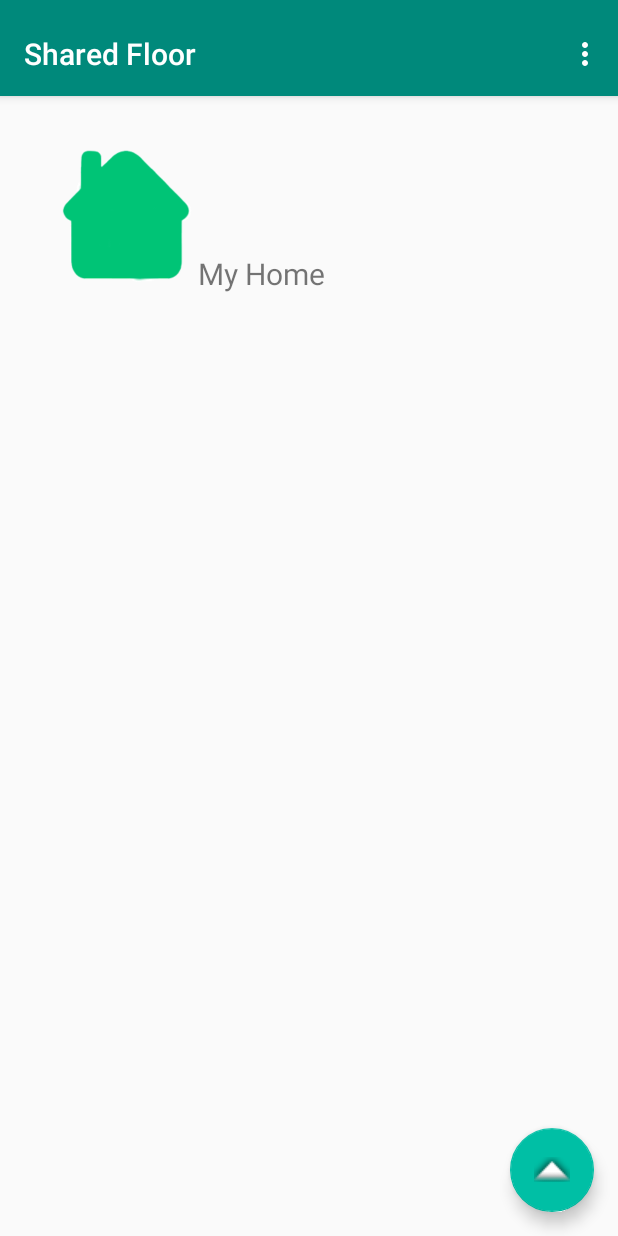
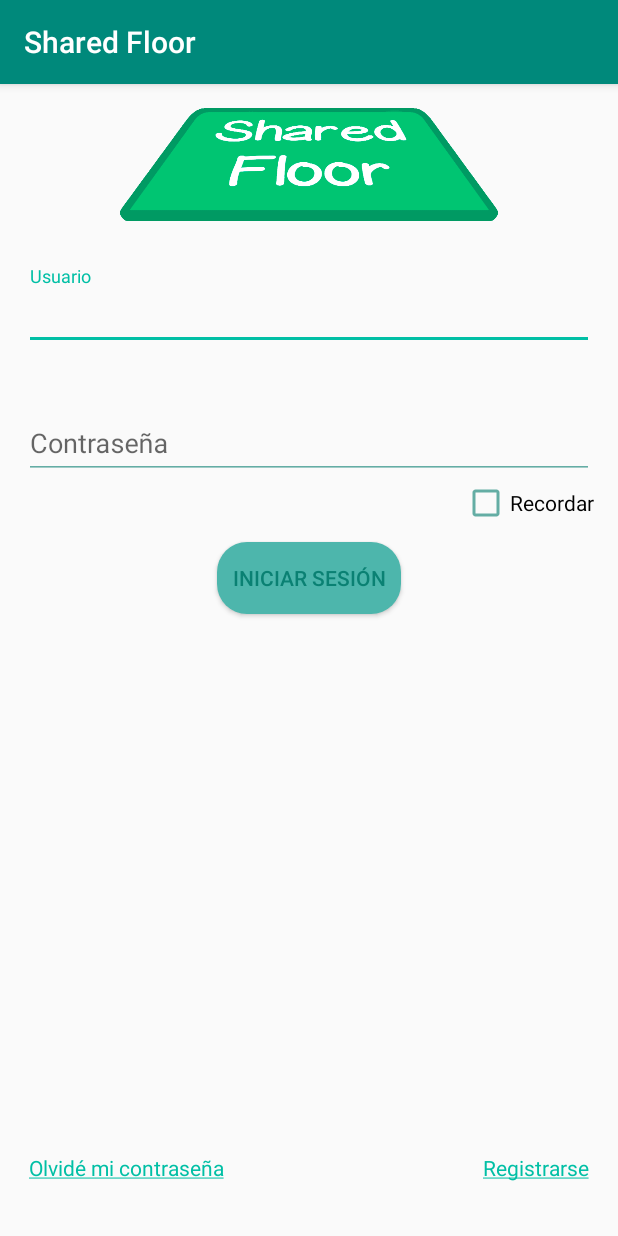
Before and after one commit to Hulk-lian/SharedFloor, an Android app: the screen it shows after launch (Selector_activity before the commit, Login_Activity after it), on a phone screen of 412 x 824 dp. Run offline under Robolectric (Android 15) with nearby library versions, the phone set to English and light mode, and no system bars.

Commit message:
parece que gradle no quiere que continue

```diff
--- a/app/src/main/AndroidManifest.xml
+++ b/app/src/main/AndroidManifest.xml
@@ -12,6 +12,7 @@
             android:name=".Selector_activity"
             android:label="@string/title_activity_selector"
             android:theme="@style/AppTheme.NoActionBar"></activity>
+
         <activity
             android:name=".SplashScreen.SplashScreen_activity"
             android:theme="@style/Theme.AppCompat.NoActionBar">
--- a/app/src/main/java/com/jtsw/sharedfloor/Selector_activity.java
+++ b/app/src/main/java/com/jtsw/sharedfloor/Selector_activity.java
@@ -106,7 +106,7 @@ public class Selector_activity extends AppCompatActivity {
                     rootView=inflater.inflate(R.layout.fragment_home_fragment,container,false);
                     break;
                 case 2:
-                    rootView=inflater.inflate(R.layout.fragment_gastos_fragment,container,false);
+                    rootView=inflater.inflate(R.layout.fragment_expenses_fragment,container,false);
                     break;
             }
             return rootView;
--- a/app/src/main/java/com/jtsw/sharedfloor/SplashScreen/SplashScreen_activity.java
+++ b/app/src/main/java/com/jtsw/sharedfloor/SplashScreen/SplashScreen_activity.java
@@ -10,6 +10,7 @@ import android.widget.ImageView;
 
 import com.jtsw.sharedfloor.R;
 import com.jtsw.sharedfloor.Selector_activity;
+import com.jtsw.sharedfloor.login.Login_Activity;
 
 public class SplashScreen_activity extends AppCompatActivity {
 
@@ -34,7 +35,7 @@ public class SplashScreen_activity extends AppCompatActivity {
 
             @Override
             public void run() {
-                startActivity(new Intent(SplashScreen_activity.this, Selector_activity.class));
+                startActivity(new Intent(SplashScreen_activity.this,Login_Activity.class));
                 finish();
             }
         },TIME);
--- a/app/src/main/java/com/jtsw/sharedfloor/login/Login_Activity.java
+++ b/app/src/main/java/com/jtsw/sharedfloor/login/Login_Activity.java
@@ -2,15 +2,30 @@ package com.jtsw.sharedfloor.login;
 
 import android.support.v7.app.AppCompatActivity;
 import android.os.Bundle;
+import android.text.method.LinkMovementMethod;
+import android.widget.TextView;
 
 import com.jtsw.sharedfloor.R;
 
 public class Login_Activity extends AppCompatActivity {
 
+    //components
+    private TextView txvRegister,txvForget;
+
+
     @Override
     protected void onCreate(Bundle savedInstanceState) {
         super.onCreate(savedInstanceState);
         setContentView(R.layout.activity_login_);
+        inicializeComponents();
+    }
 
+    private void inicializeComponents() {
+        txvRegister=(TextView)findViewById(R.id.loginTXVRegister);
+        txvForget=(TextView)findViewById(R.id.loginTXVForget);
+
+        //links
+        txvForget.setMovementMethod(LinkMovementMethod.getInstance());
+        txvRegister.setMovementMethod(LinkMovementMethod.getInstance());
     }
 }
--- /dev/null
+++ b/app/src/main/res/drawable/btn_enabled.xml
@@ -0,0 +1,6 @@
+<?xml version="1.0" encoding="utf-8"?>
+
+<shape xmlns:android="http://schemas.android.com/apk/res/android">
+    <solid android:color="@color/btnColor"/>
+    <corners android:radius="@dimen/radiusbtn"/>
+</shape>
--- /dev/null
+++ b/app/src/main/res/drawable/btn_focused.xml
@@ -0,0 +1,6 @@
+<?xml version="1.0" encoding="utf-8"?>
+
+<shape xmlns:android="http://schemas.android.com/apk/res/android">
+    <solid android:color="@color/btnPressColor"/>
+    <corners android:radius="@dimen/radiusbtn"/>
+</shape>
--- /dev/null
+++ b/app/src/main/res/drawable/btn_pressed.xml
@@ -0,0 +1,6 @@
+<?xml version="1.0" encoding="utf-8"?>
+
+<shape xmlns:android="http://schemas.android.com/apk/res/android">
+            <solid android:color="@color/btnPressColor"/>
+            <corners android:radius="@dimen/radiusbtn"/>
+</shape>
--- /dev/null
+++ b/app/src/main/res/drawable/btn_select.xml
@@ -0,0 +1,7 @@
+<?xml version="1.0" encoding="utf-8"?>
+<selector xmlns:android="http://schemas.android.com/apk/res/android">
+    <item android:state_enabled="true" android:drawable="@drawable/btn_enabled"/>
+    <item android:state_focused="true" android:drawable="@drawable/btn_focused"/>
+    <item android:state_pressed="true" android:drawable="@drawable/btn_pressed"/>
+
+</selector>
--- a/app/src/main/res/layout/activity_login_.xml
+++ b/app/src/main/res/layout/activity_login_.xml
@@ -17,34 +17,76 @@
         app:srcCompat="@drawable/imagen_carpet_logo"
         android:id="@+id/lignIMVimgCarpet" />
 
+    <android.support.design.widget.TextInputLayout
+        android:id="@+id/loginTILUsername"
+        android:layout_width="match_parent"
+        android:layout_height="wrap_content"
+        android:layout_marginTop="@dimen/login_edt_margin_top"
+        android:layout_below="@+id/lignIMVimgCarpet"
+        android:layout_centerHorizontal="true">
     <EditText
+        android:layout_width="match_parent"
+        android:layout_height="match_parent"
+        android:inputType="textEmailAddress"
+        android:id="@+id/loginEDTusername"
+        android:hint="@string/loginEDThintUsername" />
+
+    </android.support.design.widget.TextInputLayout>
+
+    <android.support.design.widget.TextInputLayout
+        android:id="@+id/loginTILPassword"
+        android:layout_width="match_parent"
+        android:layout_height="wrap_content"
+        android:layout_marginTop="@dimen/login_edt_margin_top"
+        android:layout_below="@+id/loginTILUsername"
+        android:layout_centerHorizontal="true"
+        >
+        <EditText
+            android:layout_width="match_parent"
+            android:layout_height="match_parent"
+            android:inputType="textEmailAddress"
+            android:id="@+id/loginEDTpassword"
+            android:hint="@string/loginEDThintPassword" />
+
+    </android.support.design.widget.TextInputLayout>
+
+    <CheckBox
+        android:text="@string/loginCHBRemember"
         android:layout_width="wrap_content"
         android:layout_height="wrap_content"
-        android:inputType="textEmailAddress"
-        android:ems="10"
-        android:id="@+id/editText"
-        android:layout_marginTop="54dp"
-        android:layout_below="@+id/lignIMVimgCarpet"
-        android:layout_centerHorizontal="true" />
+        android:layout_below="@+id/loginTILPassword"
+        android:layout_alignParentRight="true"
+        android:layout_alignParentEnd="true"
+        android:id="@+id/loginCHBRemember" />
 
-    <EditText
+    <Button
+        android:text="@string/loginBTNOK"
+        android:padding="@dimen/login_btn_padding"
         android:layout_width="wrap_content"
         android:layout_height="wrap_content"
-        android:inputType="textPassword"
-        android:ems="10"
-        android:layout_marginTop="46dp"
-        android:id="@+id/editText2"
-        android:layout_below="@+id/editText"
-        android:layout_alignLeft="@+id/editText"
-        android:layout_alignStart="@+id/editText" />
+        android:layout_below="@+id/loginCHBRemember"
+        android:layout_centerHorizontal="true"
+        android:layout_marginTop="@dimen/login_btn_margin_top"
+        android:background="@drawable/btn_select"
+        android:id="@+id/loginBTNbtnOK" />
 
-    <Button
-        android:text="Button"
+    <TextView
+        android:text="@string/loginTXVlinkForget"
         android:layout_width="wrap_content"
         android:layout_height="wrap_content"
-        android:layout_below="@+id/editText2"
-        android:layout_centerHorizontal="true"
-        android:layout_marginTop="56dp"
-        android:id="@+id/button" />
+        android:layout_alignParentBottom="true"
+        android:layout_alignParentLeft="true"
+        android:layout_alignParentStart="true"
+        android:layout_marginBottom="@dimen/login_txv_margin_botton"
+        android:id="@+id/loginTXVForget" />
+
+    <TextView
+        android:text="@string/loginTXVlinkRegister"
+        android:layout_width="wrap_content"
+        android:layout_height="wrap_content"
+        android:layout_alignBaseline="@+id/loginTXVForget"
+        android:layout_alignParentRight="true"
+        android:id="@+id/loginTXVRegister"
+        />
 
 </RelativeLayout>
--- a/app/src/main/res/values/colors.xml
+++ b/app/src/main/res/values/colors.xml
@@ -6,4 +6,6 @@
     <color name="colorNavigationBar">#009688</color>
     <color name="colorForeground">#00796b</color>
     <color name="colorSplash">#00796b</color>
+    <color name="btnPressColor"> #009688</color>
+    <color name="btnColor">#4db6ac</color>
 </resources>
--- a/app/src/main/res/values/dimens.xml
+++ b/app/src/main/res/values/dimens.xml
@@ -22,7 +22,17 @@
     <dimen name="expense_txv_margin">10dp</dimen>
     <dimen name="expense_txv_who_paid">2dp</dimen>
     <dimen name="expense_txv_secondary_size">20dp</dimen>
-    <dimen name="loginIMGVheight">100dp</dimen>
+    <dimen name="loginIMGVheight">75dp</dimen>
+
+    <!--Loggin -->
+
+    <dimen name="login_edt_margin_top">30dp</dimen>
+    <dimen name="login_btn_margin_top">10dp</dimen>
+
+    <!-- Buttons dimens-->
+    <dimen name="radiusbtn">20dp</dimen>
+    <dimen name="login_btn_padding">10dp</dimen>
+    <dimen name="login_txv_margin_botton">20dp</dimen>
 
 
 </resources>
--- a/app/src/main/res/values/strings.xml
+++ b/app/src/main/res/values/strings.xml
@@ -13,5 +13,23 @@
     <string name="expense_for_user">Por persona</string>
     <string name="expense_who_paid">Casero</string>
     <string name="expense_per_user_paid_text">Por persona</string>
+    <string name="loginEDThintUsername">Usuario</string>
+    <string name="loginEDThintPassword">Contraseña</string>
+    <string name="loginCHBRemember">Recordar</string>
+    <string name="loginBTNOK">Iniciar Sesión</string>
+    <string name="loginTXVForget">Olvidé mi contraseña</string>
+    <string name="loginTXVRegister">Registrarse</string>
+
+
+    <!-- loggin links -->
+    <string name="loginTXVlinkRegister">
+        <!-- test url -->
+        <a href="https://www.google.es/">Registrarse</a>
+    </string>
+
+    <string name="loginTXVlinkForget">
+        <!-- test url -->
+        <a href="https://www.google.es/">Olvidé mi contraseña</a>
+    </string>
 
 </resources>
```
Also changed, not shown: app/src/main/java/com/jtsw/sharedfloor/Expenses_fragment.java (renamed from app/src/main/java/com/jtsw/sharedfloor/Gastos_fragment.java, +8 -9 lines), app/src/main/java/com/jtsw/sharedfloor/login/ILogin.java (added, +14 -0 lines), app/src/main/java/com/jtsw/sharedfloor/login/LoginApplication.java (deleted, +0 -10 lines), app/src/main/java/com/jtsw/sharedfloor/login/LoginPresenter.java (added, +47 -0 lines), app/src/main/res/values/errorMens.xml (added, +7 -0 lines), app/src/main/res/layout/fragment_expenses_fragment.xml (renamed from app/src/main/res/layout/fragment_gastos_fragment.xml).
